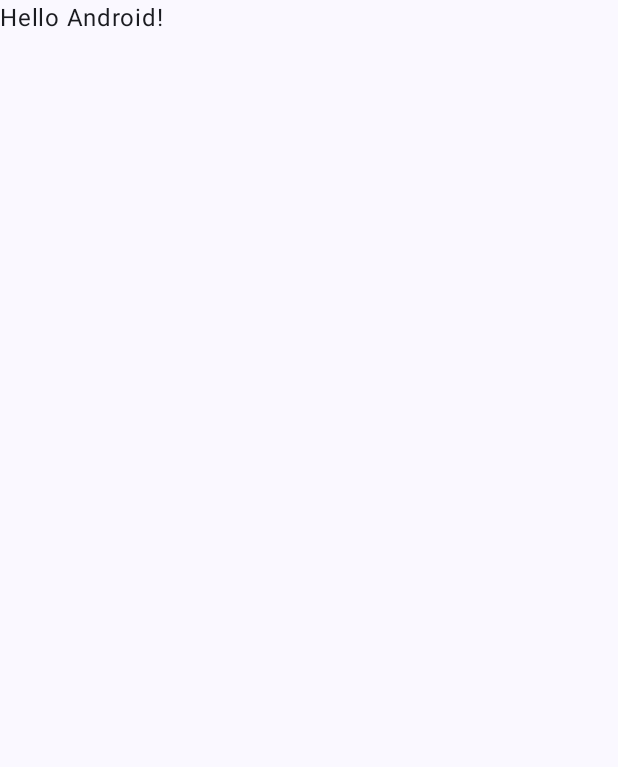
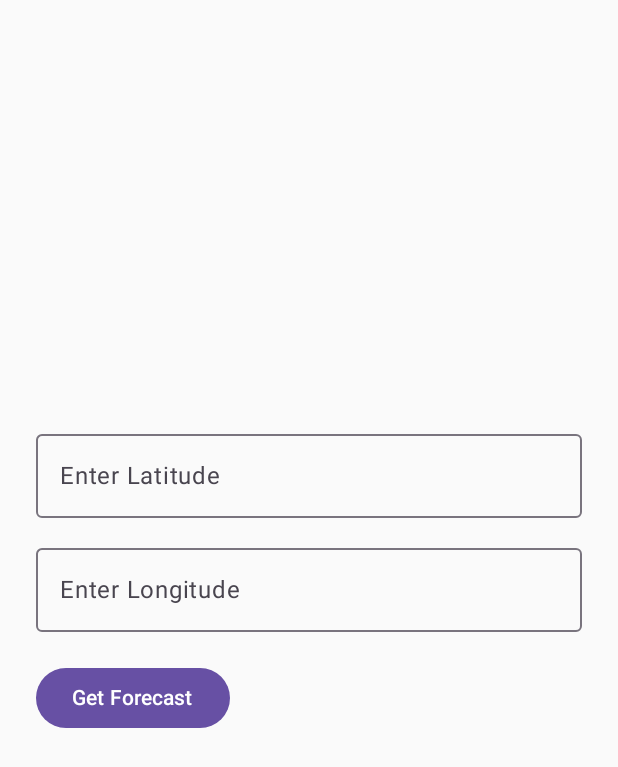
Before and after one commit to jotadmerrimack/AndroidApp, an Android app built with Jetpack Compose: the screen it shows after launch (MainActivity), on a phone screen of 412 x 824 dp. Before the commit the part shown is almost empty. Shown: the top 767 px of the screen. Run offline under Robolectric (Android 15) with nearby library versions, the phone set to English and light mode, and no system bars.

Commit message:
weather forecast app tested

```diff
--- a/app/build.gradle.kts
+++ b/app/build.gradle.kts
@@ -56,4 +56,7 @@ dependencies {
     androidTestImplementation(libs.androidx.ui.test.junit4)
     debugImplementation(libs.androidx.ui.tooling)
     debugImplementation(libs.androidx.ui.test.manifest)
+    implementation(libs.androidx.activity.compose.v182)
+    implementation(libs.material3)
+    implementation(libs.okhttp)
 }
--- a/app/src/main/AndroidManifest.xml
+++ b/app/src/main/AndroidManifest.xml
@@ -1,6 +1,8 @@
 <?xml version="1.0" encoding="utf-8"?>
 <manifest xmlns:android="http://schemas.android.com/apk/res/android"
+    package="com.example.weatherforecast"
     xmlns:tools="http://schemas.android.com/tools">
+    <uses-permission android:name="android.permission.INTERNET"/>
 
     <application
         android:allowBackup="true"
--- a/app/src/main/java/com/example/weatherforecast/MainActivity.kt
+++ b/app/src/main/java/com/example/weatherforecast/MainActivity.kt
@@ -3,45 +3,130 @@ package com.example.weatherforecast
 import android.os.Bundle
 import androidx.activity.ComponentActivity
 import androidx.activity.compose.setContent
-import androidx.activity.enableEdgeToEdge
-import androidx.compose.foundation.layout.fillMaxSize
-import androidx.compose.foundation.layout.padding
-import androidx.compose.material3.Scaffold
-import androidx.compose.material3.Text
-import androidx.compose.runtime.Composable
+import androidx.compose.foundation.layout.*
+import androidx.compose.foundation.text.KeyboardOptions
+import androidx.compose.material3.*
+import androidx.compose.runtime.*
 import androidx.compose.ui.Modifier
+import androidx.compose.ui.platform.LocalContext
+import androidx.compose.ui.text.input.KeyboardType
 import androidx.compose.ui.tooling.preview.Preview
-import com.example.weatherforecast.ui.theme.WeatherForecastTheme
+import androidx.compose.ui.unit.dp
+import kotlinx.coroutines.*
+import okhttp3.OkHttpClient
+import okhttp3.Request
+import org.json.JSONObject
 
 class MainActivity : ComponentActivity() {
     override fun onCreate(savedInstanceState: Bundle?) {
         super.onCreate(savedInstanceState)
-        enableEdgeToEdge()
         setContent {
-            WeatherForecastTheme {
-                Scaffold(modifier = Modifier.fillMaxSize()) { innerPadding ->
-                    Greeting(
-                        name = "Android",
-                        modifier = Modifier.padding(innerPadding)
-                    )
+            MaterialTheme {
+                WeatherForecastApp()
+            }
+        }
+    }
+}
+@Composable
+fun WeatherForecastApp() {
+    var latitude by remember { mutableStateOf("") }
+    var longitude by remember { mutableStateOf("") }
+    var forecast by remember { mutableStateOf("") }
+    val context = LocalContext.current
+
+    Column(
+        modifier = Modifier
+            .fillMaxSize()
+            .padding(24.dp),
+        verticalArrangement = Arrangement.Center
+    ) {
+        OutlinedTextField(
+            value = latitude,
+            onValueChange = { latitude = it },
+            label = { Text("Enter Latitude") },
+            modifier = Modifier.fillMaxWidth(),
+            keyboardOptions = KeyboardOptions.Default.copy(keyboardType = KeyboardType.Number)
+        )
+
+        Spacer(modifier = Modifier.height(12.dp))
+
+        OutlinedTextField(
+            value = longitude,
+            onValueChange = { longitude = it },
+            label = { Text("Enter Longitude") },
+            modifier = Modifier.fillMaxWidth(),
+            keyboardOptions = KeyboardOptions.Default.copy(keyboardType = KeyboardType.Number)
+        )
+
+        Spacer(modifier = Modifier.height(20.dp))
+
+        Button(onClick = {
+            if (latitude.isNotBlank() && longitude.isNotBlank()) {
+                fetchForecast(latitude, longitude) {
+                    forecast = it
                 }
+            } else {
+                forecast = "Please enter both latitude and longitude."
+            }
+        }) {
+            Text("Get Forecast")
+        }
+
+        Spacer(modifier = Modifier.height(30.dp))
+
+        Text(text = forecast)
+    }
+}
+
+fun fetchForecast(lat: String, lon: String, onResult: (String) -> Unit) {
+    val client = OkHttpClient()
+    CoroutineScope(Dispatchers.IO).launch {
+        try {
+            // Get Grid Info
+            val pointUrl = "https://api.weather.gov/points/$lat,$lon"
+            val pointRequest = Request.Builder().url(pointUrl).build()
+            val pointResponse = client.newCall(pointRequest).execute()
+            val pointJson = JSONObject(pointResponse.body!!.string())
+            val props = pointJson.getJSONObject("properties")
+            val office = props.getString("gridId")
+            val gridX = props.getInt("gridX")
+            val gridY = props.getInt("gridY")
+
+            // Get Forecast
+            val forecastUrl = "https://api.weather.gov/gridpoints/$office/$gridX,$gridY/forecast"
+            val forecastRequest = Request.Builder().url(forecastUrl).build()
+            val forecastResponse = client.newCall(forecastRequest).execute()
+            val forecastJson = JSONObject(forecastResponse.body!!.string())
+            val periods = forecastJson.getJSONObject("properties").getJSONArray("periods")
+            val first = periods.getJSONObject(0)
+
+            val name = first.getString("name")
+            val temp = first.getInt("temperature")
+            val trend = first.optString("temperatureTrend", "")
+            val shortForecast = first.getString("shortForecast")
+
+            val result = buildString {
+                append("Forecast for $name: $temp°F")
+                if (trend.isNotEmpty()) append(", $trend")
+                append(" - $shortForecast")
+            }
+
+            withContext(Dispatchers.Main) {
+                onResult(result)
+            }
+        } catch (e: Exception) {
+            withContext(Dispatchers.Main) {
+                onResult("Error: ${e.localizedMessage}")
             }
         }
     }
 }
 
-@Composable
-fun Greeting(name: String, modifier: Modifier = Modifier) {
-    Text(
-        text = "Hello $name!",
-        modifier = modifier
-    )
-}
 
 @Preview(showBackground = true)
 @Composable
-fun GreetingPreview() {
-    WeatherForecastTheme {
-        Greeting("Android")
+fun WeatherForecastAppPreview() {
+    MaterialTheme {
+        WeatherForecastApp()
     }
 }
--- a/gradle/libs.versions.toml
+++ b/gradle/libs.versions.toml
@@ -1,4 +1,5 @@
 [versions]
+activityComposeVersion = "1.8.2"
 agp = "8.9.2"
 kotlin = "2.0.21"
 coreKtx = "1.16.0"
@@ -8,8 +9,11 @@ espressoCore = "3.6.1"
 lifecycleRuntimeKtx = "2.8.7"
 activityCompose = "1.10.1"
 composeBom = "2024.09.00"
+material3 = "1.3.2"
+okhttp = "4.12.0"
 
 [libraries]
+androidx-activity-compose-v182 = { module = "androidx.activity:activity-compose", version.ref = "activityComposeVersion" }
 androidx-core-ktx = { group = "androidx.core", name = "core-ktx", version.ref = "coreKtx" }
 junit = { group = "junit", name = "junit", version.ref = "junit" }
 androidx-junit = { group = "androidx.test.ext", name = "junit", version.ref = "junitVersion" }
@@ -24,6 +28,8 @@ androidx-ui-tooling-preview = { group = "androidx.compose.ui", name = "ui-toolin
 androidx-ui-test-manifest = { group = "androidx.compose.ui", name = "ui-test-manifest" }
 androidx-ui-test-junit4 = { group = "androidx.compose.ui", name = "ui-test-junit4" }
 androidx-material3 = { group = "androidx.compose.material3", name = "material3" }
+material3 = { module = "androidx.compose.material3:material3", version.ref = "material3" }
+okhttp = { module = "com.squareup.okhttp3:okhttp", version.ref = "okhttp" }
 
 [plugins]
 android-application = { id = "com.android.application", version.ref = "agp" }
```
